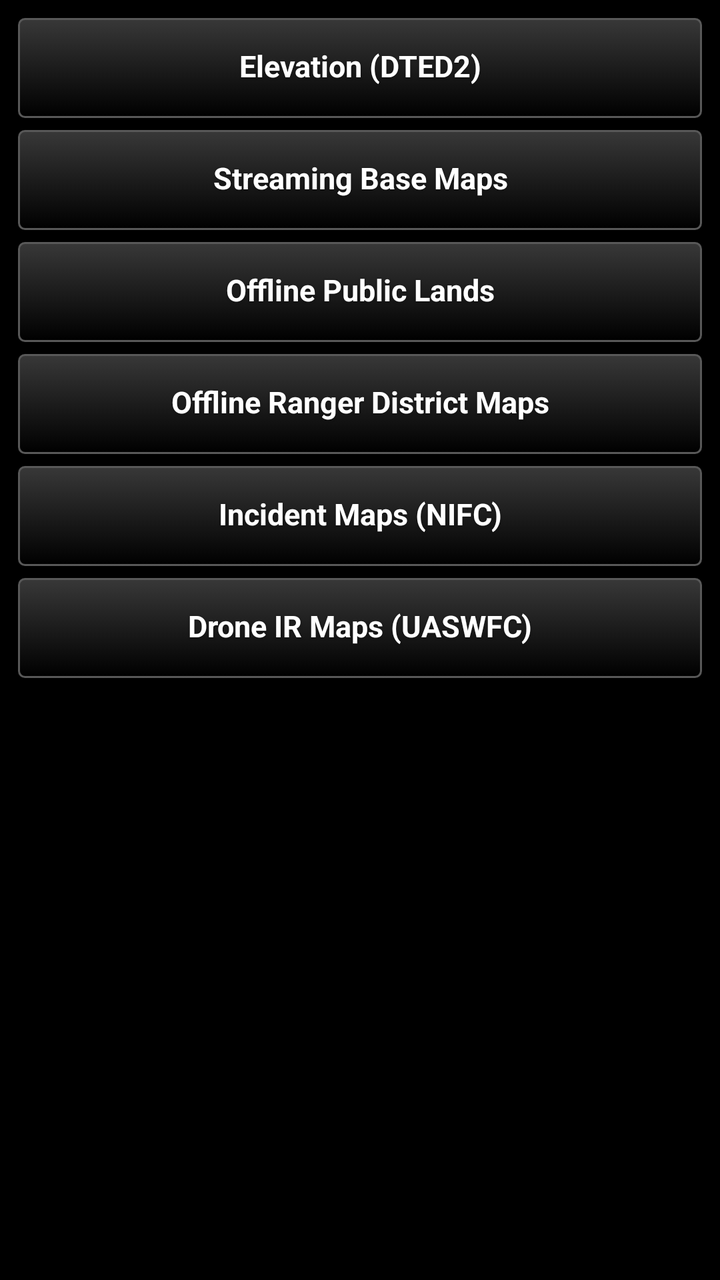
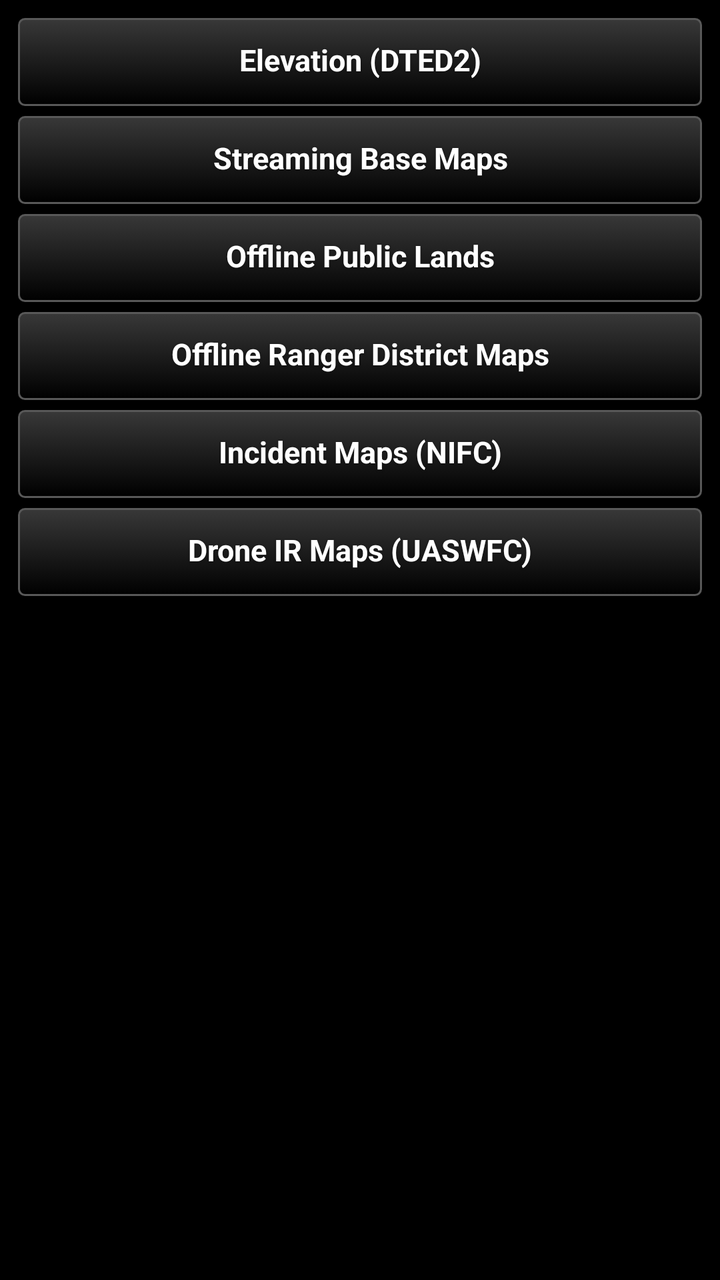

Compare the two renders of this Android layout. The source of the first and the diff that turns it into the second are given below.
<!-- AndroidManifest.xml: application theme AppTheme -->
<!-- res/layout/main_layout.xml -->
<?xml version="1.0" encoding="utf-8"?>
<LinearLayout xmlns:android="http://schemas.android.com/apk/res/android"
    android:layout_width="match_parent"
    android:layout_height="match_parent"
    android:orientation="vertical"
    android:padding="8dp">

    
    <ScrollView
        android:id="@+id/home_view"
        android:layout_width="match_parent"
        android:layout_height="match_parent"
        android:fillViewport="true">

    <LinearLayout
        android:layout_width="match_parent"
        android:layout_height="wrap_content"
        android:orientation="vertical">

        <Button
            style="@style/TakwerxButton"
            android:id="@+id/btn_dted"
            android:layout_width="match_parent"
            android:layout_height="wrap_content"
            android:layout_marginBottom="4dp"
            android:minHeight="52dp"
            android:text="@string/elevation_heading" />

        <Button
            style="@style/TakwerxButton"
            android:id="@+id/btn_maps"
            android:layout_width="match_parent"
            android:layout_height="wrap_content"
            android:layout_marginBottom="4dp"
            android:minHeight="52dp"
            android:text="@string/maps_heading" />

        <Button
            style="@style/TakwerxButton"
            android:id="@+id/btn_forests"
            android:layout_width="match_parent"
            android:layout_height="wrap_content"
            android:layout_marginBottom="4dp"
            android:minHeight="52dp"
            android:text="@string/forests_heading" />

        <Button
            style="@style/TakwerxButton"
            android:id="@+id/btn_recmaps"
            android:layout_width="match_parent"
            android:layout_height="wrap_content"
            android:layout_marginBottom="4dp"
            android:minHeight="52dp"
            android:text="@string/recmaps_heading" />

        <Button
            style="@style/TakwerxButton"
            android:id="@+id/btn_nifc"
            android:layout_width="match_parent"
            android:layout_height="wrap_content"
            android:layout_marginBottom="4dp"
            android:minHeight="52dp"
            android:text="@string/nifc_heading" />

        <Button
            style="@style/TakwerxButton"
            android:id="@+id/btn_uaswfc"
            android:layout_width="match_parent"
            android:layout_height="wrap_content"
            android:minHeight="52dp"
            android:text="@string/uaswfc_heading" />

        <TextView
            android:id="@+id/home_note"
            android:layout_width="match_parent"
            android:layout_height="wrap_content"
            android:paddingTop="10dp"
            android:textSize="12sp" />
    </LinearLayout>
    </ScrollView>

    
    <LinearLayout
        android:id="@+id/forest_view"
        android:layout_width="match_parent"
        android:layout_height="match_parent"
        android:orientation="vertical"
        android:visibility="gone">

        <LinearLayout
            android:layout_width="match_parent"
            android:layout_height="wrap_content"
            android:gravity="center_vertical"
            android:orientation="horizontal">

            <Button
                style="@style/TakwerxButton"
                android:id="@+id/btn_back_forests"
                android:layout_width="wrap_content"
                android:layout_height="wrap_content"
                android:text="@string/back" />

            
            <Button
                style="@style/TakwerxButton"
                android:id="@+id/package_filter"
                android:layout_width="wrap_content"
                android:layout_height="wrap_content"
                android:layout_marginStart="8dp"
                android:minWidth="0dp"
                android:paddingStart="10dp"
                android:paddingEnd="10dp" />

            <EditText
                android:id="@+id/forest_search"
                android:layout_width="0dp"
                android:layout_height="wrap_content"
                android:layout_marginStart="8dp"
                android:layout_weight="1"
                android:hint="@string/search_forests"
                android:imeOptions="actionSearch|flagNoExtractUi"
                android:inputType="text"
                android:maxLines="1"
                android:singleLine="true" />
        </LinearLayout>

        
        <Button
            style="@style/TakwerxButton"
            android:id="@+id/cancel_bar"
            android:layout_width="match_parent"
            android:layout_height="wrap_content"
            android:layout_marginTop="4dp"
            android:minHeight="56dp"
            android:text="@string/cancel_download"
            android:visibility="gone" />

        
        <LinearLayout
            android:layout_width="match_parent"
            android:layout_height="wrap_content"
            android:gravity="center_vertical"
            android:orientation="horizontal">

            <Button
                style="@style/TakwerxButton"
                android:id="@+id/forest_outlines"
                android:layout_width="wrap_content"
                android:layout_height="wrap_content"
                android:minWidth="0dp"
                android:paddingStart="10dp"
                android:paddingEnd="10dp" />

            <TextView
                android:id="@+id/forest_status"
                android:layout_width="0dp"
                android:layout_height="wrap_content"
                android:layout_marginStart="8dp"
                android:layout_weight="1"
                android:minLines="2"
                android:maxLines="2"
                android:ellipsize="end"
                android:paddingBottom="4dp"
                android:paddingTop="4dp"
                android:textSize="13sp" />
        </LinearLayout>

        <ListView
            android:id="@+id/forest_list"
            android:layout_width="match_parent"
            android:layout_height="0dp"
            android:layout_weight="1" />
    </LinearLayout>

    
    <LinearLayout
        android:id="@+id/basemap_view"
        android:layout_width="match_parent"
        android:layout_height="match_parent"
        android:orientation="vertical"
        android:visibility="gone">

        <LinearLayout
            android:layout_width="match_parent"
            android:layout_height="wrap_content"
            android:gravity="center_vertical"
            android:orientation="horizontal">

            <Button
                style="@style/TakwerxButton"
                android:id="@+id/btn_back_maps"
                android:layout_width="wrap_content"
                android:layout_height="wrap_content"
                android:text="@string/back" />

            <Button
                style="@style/TakwerxButton"
                android:id="@+id/basemap_filter"
                android:layout_width="wrap_content"
                android:layout_height="wrap_content"
                android:layout_marginStart="8dp"
                android:minWidth="0dp"
                android:paddingStart="10dp"
                android:paddingEnd="10dp" />

            <Button
                style="@style/TakwerxButton"
                android:id="@+id/category_button"
                android:layout_width="0dp"
                android:layout_height="wrap_content"
                android:layout_marginStart="8dp"
                android:layout_weight="1" />
        </LinearLayout>

        <TextView
            android:id="@+id/basemap_status"
            android:layout_width="match_parent"
            android:layout_height="wrap_content"
            android:minLines="2"
            android:maxLines="2"
            android:ellipsize="end"
            android:paddingBottom="4dp"
            android:paddingTop="4dp"
            android:textSize="13sp" />

        <ListView
            android:id="@+id/basemap_list"
            android:layout_width="match_parent"
            android:layout_height="0dp"
            android:layout_weight="1"
            android:divider="#33FFFFFF"
            android:dividerHeight="1dp" />
    </LinearLayout>

    
    <LinearLayout
        android:id="@+id/dted_view"
        android:layout_width="match_parent"
        android:layout_height="match_parent"
        android:orientation="vertical"
        android:visibility="gone">

        <LinearLayout
            android:layout_width="match_parent"
            android:layout_height="wrap_content"
            android:gravity="center_vertical"
            android:orientation="horizontal">

            <Button
                style="@style/TakwerxButton"
                android:id="@+id/btn_back"
                android:layout_width="wrap_content"
                android:layout_height="wrap_content"
                android:text="@string/back" />

            
            <Button
                style="@style/TakwerxButton"
                android:id="@+id/region_filter"
                android:layout_width="wrap_content"
                android:layout_height="wrap_content"
                android:layout_marginStart="8dp"
                android:minWidth="0dp"
                android:paddingStart="10dp"
                android:paddingEnd="10dp" />

            <Button
                style="@style/TakwerxButton"
                android:id="@+id/country_button"
                android:layout_width="0dp"
                android:layout_height="wrap_content"
                android:layout_marginStart="8dp"
                android:layout_weight="1" />
        </LinearLayout>

        <Button
            style="@style/TakwerxButton"
            android:id="@+id/cancel_bar_dted"
            android:layout_width="match_parent"
            android:layout_height="wrap_content"
            android:layout_marginTop="4dp"
            android:minHeight="56dp"
            android:text="@string/cancel_download"
            android:visibility="gone" />

        <TextView
            android:id="@+id/depot_status"
            android:layout_width="match_parent"
            android:layout_height="wrap_content"
            android:minLines="2"
            android:maxLines="2"
            android:ellipsize="end"
            android:paddingBottom="4dp"
            android:paddingTop="4dp"
            android:text="@string/loading_catalog"
            android:textSize="13sp" />

        <ListView
            android:id="@+id/region_list"
            android:layout_width="match_parent"
            android:layout_height="0dp"
            android:layout_weight="1"
            android:divider="#33FFFFFF"
            android:dividerHeight="1dp" />
    </LinearLayout>


    
    <LinearLayout
        android:id="@+id/nifc_view"
        android:layout_width="match_parent"
        android:layout_height="match_parent"
        android:orientation="vertical"
        android:visibility="gone">

        <LinearLayout
            android:layout_width="match_parent"
            android:layout_height="wrap_content"
            android:orientation="horizontal">

            <Button
                style="@style/TakwerxButton"
                android:id="@+id/btn_back_nifc"
                android:layout_width="wrap_content"
                android:layout_height="wrap_content"
                android:text="@string/back" />

            
            <Button
                style="@style/TakwerxButton"
                android:id="@+id/nifc_filter"
                android:layout_width="wrap_content"
                android:layout_height="wrap_content"
                android:layout_marginStart="8dp"
                android:text="@string/filter_all" />

            
            <Button
                style="@style/TakwerxButton"
                android:id="@+id/nifc_gacc"
                android:layout_width="0dp"
                android:layout_height="wrap_content"
                android:layout_marginStart="8dp"
                android:layout_weight="1" />
        </LinearLayout>

        
        <LinearLayout
            android:layout_width="match_parent"
            android:layout_height="wrap_content"
            android:layout_marginTop="4dp"
            android:gravity="center_vertical"
            android:orientation="horizontal">

            <Button
                style="@style/TakwerxButton"
                android:id="@+id/nifc_outlines"
                android:layout_width="wrap_content"
                android:layout_height="wrap_content"
                android:minWidth="0dp"
                android:paddingStart="10dp"
                android:paddingEnd="10dp" />

            <TextView
                android:id="@+id/nifc_status"
                android:layout_width="0dp"
                android:layout_height="wrap_content"
                android:layout_marginStart="8dp"
                android:layout_weight="1"
                android:textSize="12sp" />
        </LinearLayout>

        <Button
            style="@style/TakwerxButton"
            android:id="@+id/cancel_bar_nifc"
            android:layout_width="match_parent"
            android:layout_height="wrap_content"
            android:layout_marginTop="4dp"
            android:minHeight="56dp"
            android:text="@string/cancel_download"
            android:visibility="gone" />

        <ListView
            android:id="@+id/nifc_list"
            android:layout_width="match_parent"
            android:layout_height="0dp"
            android:layout_marginTop="4dp"
            android:layout_weight="1" />
    </LinearLayout>

</LinearLayout>
<!-- resources referenced by this layout -->
<resources>
  <string name="back">‹ Back</string>
  <string name="cancel_download">Cancel download</string>
  <string name="elevation_heading">Elevation (DTED2)</string>
  <string name="filter_all">All</string>
  <string name="forests_heading">Offline Public Lands</string>
  <string name="loading_catalog">Loading catalog…</string>
  <string name="maps_heading">Streaming Base Maps</string>
  <string name="nifc_heading">Incident Maps (NIFC)</string>
  <string name="recmaps_heading">Offline Ranger District Maps</string>
  <string name="search_forests">Search forests…</string>
  <string name="uaswfc_heading">Drone IR Maps (UASWFC)</string>
  <style name="TakwerxButton" parent="@style/darkButton">
          <item name="android:paddingLeft">12dp</item>
          <item name="android:paddingRight">12dp</item>
          <item name="android:paddingTop">6dp</item>
          <item name="android:paddingBottom">8dp</item>
          <item name="android:minHeight">44dp</item>
          <item name="android:minWidth">0dp</item>
          <item name="android:textSize">15sp</item>
          <item name="android:singleLine">true</item>
          <item name="android:ellipsize">end</item>
      </style>
  <style name="AppTheme" parent="@android:style/Theme.Holo">
          <item name="android:buttonStyle">@android:style/Widget.Button</item>
          <item name="android:imageButtonStyle">@android:style/Widget.Button</item>
          <item name="android:buttonStyleToggle">@android:style/Widget.Button</item>
          <item name="android:spinnerStyle">@style/ATAKSpinner</item>
          <item name="android:spinnerItemStyle">@style/ATAKSpinnerItem</item>
          <item name="android:editTextStyle">@style/ATAKEditText</item>
      </style>
  <style name="darkButton" parent="@android:style/Widget.Button">
          <item name="android:background">@drawable/btn_gray</item>
          <item name="android:shadowColor">@color/darker_gray</item>
          <item name="android:shadowDy">1</item>
          <item name="android:shadowRadius">2</item>
          <item name="android:textColor">@color/white</item>
          <item name="android:textStyle">bold</item>
          <item name="android:paddingTop">0dp</item>
          <item name="android:paddingBottom">3dp</item>
          <item name="android:textSize">@dimen/fontSize</item>
      </style>
  <style name="ATAKSpinner" parent="@android:style/Widget.Spinner">
          <item name="android:spinnerMode">dialog</item>
      </style>
  <style name="ATAKSpinnerItem">
          <item name="android:textColor">@android:color/white</item>
          <item name="android:dropDownVerticalOffset">0dip</item>
          <item name="android:dropDownHorizontalOffset">0dip</item>
          <item name="android:dropDownWidth">wrap_content</item>
          <item name="android:gravity">left|center_vertical</item>
      </style>
  <style name="ATAKEditText" parent="@android:style/Widget.EditText">
          
          
  
          
          <item name="android:imeOptions">flagNoFullscreen</item>
      </style>
  <color name="darker_gray">#121212</color>
  <color name="white">#ffffff</color>
  <dimen name="fontSize">14sp</dimen>
  <!-- drawable new_dark_button_disabled (drawable) -->
  <?xml version="1.0" encoding="utf-8"?>
  <layer-list xmlns:android="http://schemas.android.com/apk/res/android">
      <item android:bottom="1dp" android:right="1dp" android:left="1dp" android:top="1dp">
          <shape android:shape="rectangle">
              <corners android:radius="3dp" />
              <stroke
                  android:width="1dp"
                  android:color="#484848" />
              <solid android:color="#484848" />
          </shape>
      </item>
  </layer-list>
  <!-- unchanged entries left out for length: 3 -->
</resources>

<!-- the commit's change to res/layout/main_layout.xml (unified diff, before → after) -->
@@ -22,8 +22,8 @@
             android:id="@+id/btn_dted"
             android:layout_width="match_parent"
             android:layout_height="wrap_content"
-            android:layout_marginBottom="4dp"
-            android:minHeight="52dp"
+            android:layout_marginBottom="3dp"
+            android:minHeight="46dp"
             android:text="@string/elevation_heading" />
 
         <Button
@@ -31,8 +31,8 @@
             android:id="@+id/btn_maps"
             android:layout_width="match_parent"
             android:layout_height="wrap_content"
-            android:layout_marginBottom="4dp"
-            android:minHeight="52dp"
+            android:layout_marginBottom="3dp"
+            android:minHeight="46dp"
             android:text="@string/maps_heading" />
 
         <Button
@@ -40,8 +40,8 @@
             android:id="@+id/btn_forests"
             android:layout_width="match_parent"
             android:layout_height="wrap_content"
-            android:layout_marginBottom="4dp"
-            android:minHeight="52dp"
+            android:layout_marginBottom="3dp"
+            android:minHeight="46dp"
             android:text="@string/forests_heading" />
 
         <Button
@@ -49,8 +49,8 @@
             android:id="@+id/btn_recmaps"
             android:layout_width="match_parent"
             android:layout_height="wrap_content"
-            android:layout_marginBottom="4dp"
-            android:minHeight="52dp"
+            android:layout_marginBottom="3dp"
+            android:minHeight="46dp"
             android:text="@string/recmaps_heading" />
 
         <Button
@@ -58,8 +58,8 @@
             android:id="@+id/btn_nifc"
             android:layout_width="match_parent"
             android:layout_height="wrap_content"
-            android:layout_marginBottom="4dp"
-            android:minHeight="52dp"
+            android:layout_marginBottom="3dp"
+            android:minHeight="46dp"
             android:text="@string/nifc_heading" />
 
         <Button
@@ -67,7 +67,7 @@
             android:id="@+id/btn_uaswfc"
             android:layout_width="match_parent"
             android:layout_height="wrap_content"
-            android:minHeight="52dp"
+            android:minHeight="46dp"
             android:text="@string/uaswfc_heading" />
 
         <TextView
